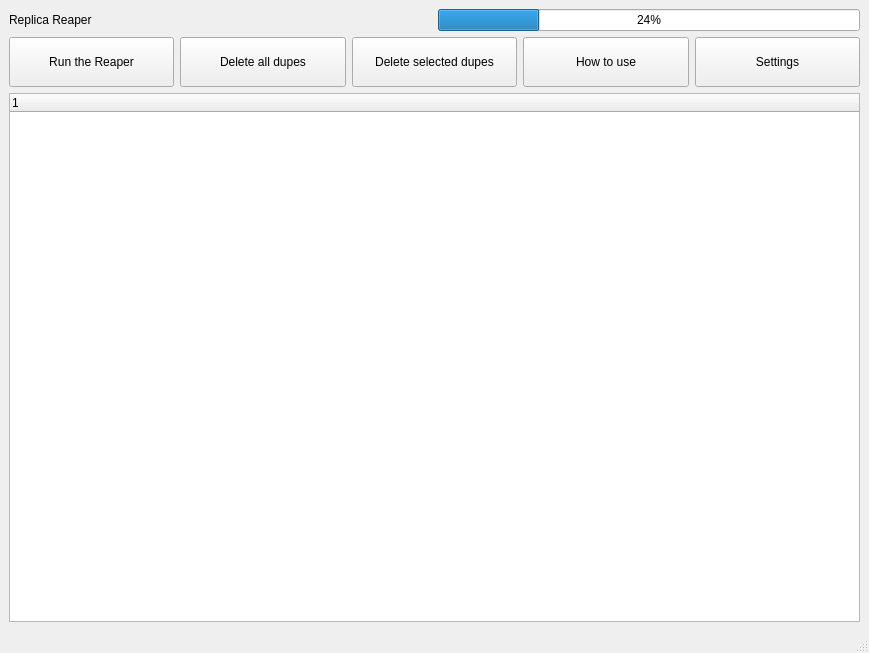
First picture: the form in mainwindow.ui, repository chrislambert3/Replica-Reaper, before the edit.
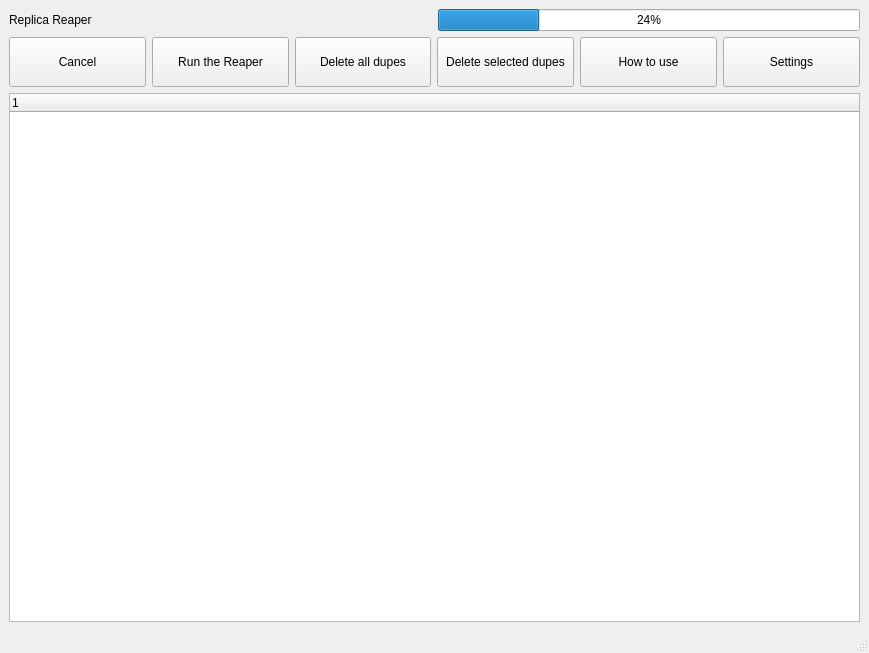
Second picture: the form after the edit.

Commit message: added cancel button logic

Patch:
```diff
--- a/mainwindow.ui
+++ b/mainwindow.ui
@@ -40,6 +40,19 @@
     </item>
     <item row="1" column="0" colspan="2">
      <layout class="QHBoxLayout" name="horizontalLayout">
+      <item>
+       <widget class="QPushButton" name="CancelBTN">
+        <property name="minimumSize">
+         <size>
+          <width>0</width>
+          <height>50</height>
+         </size>
+        </property>
+        <property name="text">
+         <string>Cancel</string>
+        </property>
+       </widget>
+      </item>
       <item>
        <widget class="QPushButton" name="RunReaperBTN">
         <property name="minimumSize">
```
The commit also changes 3 other files.
